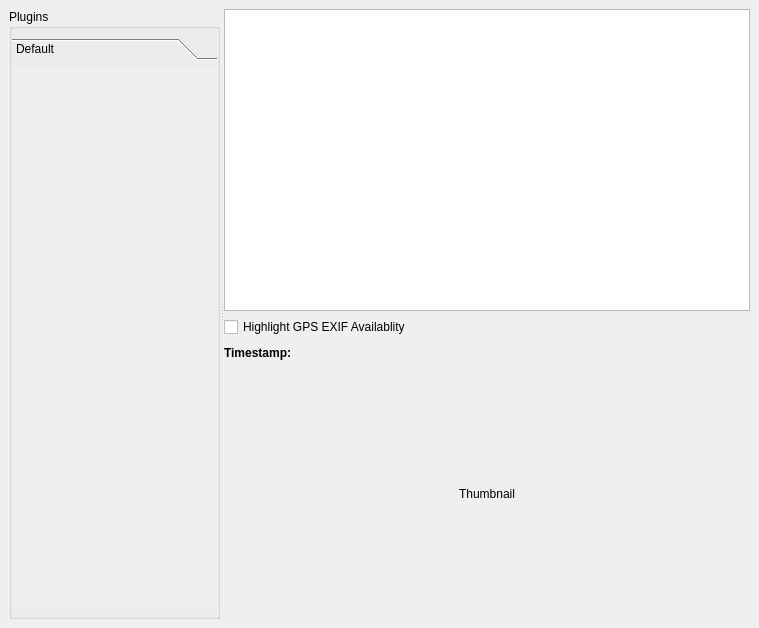
alexbruy/EasyGeoTagger, file easygeotagger/src/ui/egtmainwindowgui.ui: the form before one commit.
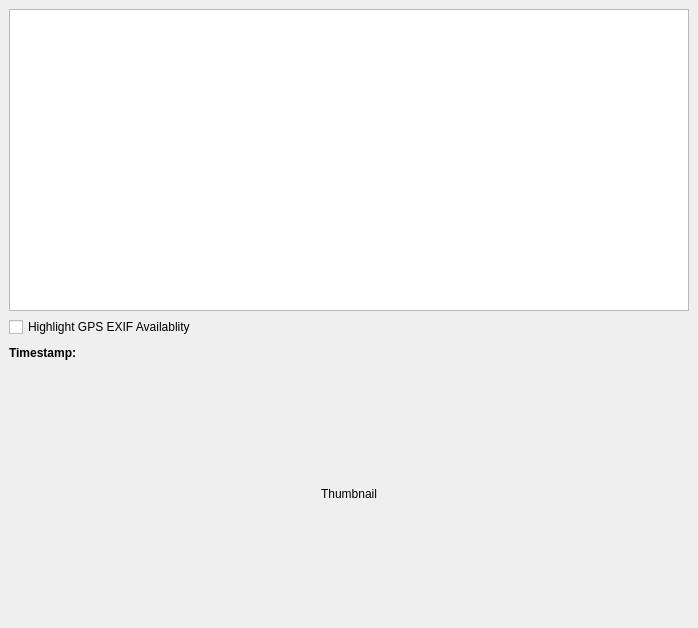
The form after the commit.

Commit message: -Moved exifio to core -Flushed out the plugin manager -Plugins actually display now in gui, still needs considerable work

```diff
--- a/easygeotagger/src/ui/egtmainwindowgui.ui
+++ b/easygeotagger/src/ui/egtmainwindowgui.ui
@@ -5,7 +5,7 @@
    <rect>
     <x>0</x>
     <y>0</y>
-    <width>759</width>
+    <width>698</width>
     <height>628</height>
    </rect>
   </property>
@@ -13,54 +13,12 @@
    <string>EasyGeoTagger - Alpha Version revision 27 - Do Not Distribute - Biodiversity Informatics Facility - AMNH</string>
   </property>
   <widget class="QWidget" name="centralwidget" >
-   <layout class="QVBoxLayout" >
+   <layout class="QHBoxLayout" >
     <item>
      <widget class="QSplitter" name="splitter_2" >
       <property name="orientation" >
        <enum>Qt::Horizontal</enum>
       </property>
-      <widget class="QGroupBox" name="groupBox" >
-       <property name="title" >
-        <string>Plugins</string>
-       </property>
-       <layout class="QVBoxLayout" >
-        <property name="leftMargin" >
-         <number>0</number>
-        </property>
-        <property name="rightMargin" >
-         <number>0</number>
-        </property>
-        <item>
-         <widget class="QToolBox" name="tboxPluginCollection" >
-          <property name="minimumSize" >
-           <size>
-            <width>200</width>
-            <height>16</height>
-           </size>
-          </property>
-          <property name="currentIndex" >
-           <number>0</number>
-          </property>
-          <widget class="QWidget" name="defaultPlugins" >
-           <property name="geometry" >
-            <rect>
-             <x>0</x>
-             <y>0</y>
-             <width>217</width>
-             <height>511</height>
-            </rect>
-           </property>
-           <attribute name="label" >
-            <string>Default</string>
-           </attribute>
-           <attribute name="toolTip" >
-            <string>Default Plugins</string>
-           </attribute>
-          </widget>
-         </widget>
-        </item>
-       </layout>
-      </widget>
       <widget class="QSplitter" name="splitter" >
        <property name="orientation" >
         <enum>Qt::Horizontal</enum>
```
Left out of the diff: 4 changed lines with no effect on the pictures. The commit also changes 19 other files.
